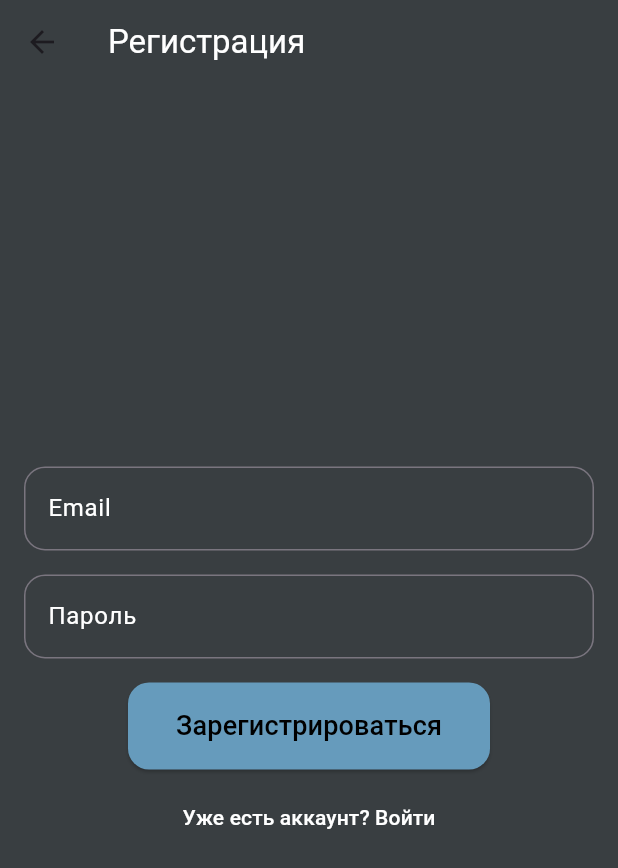
After one commit to bl1yk/PKS-FULL, a Flutter app: the screen it shows after launch, after a tap on "Нет аккаунта? Зарегистрируйтесь", on a phone screen of 412 x 824 dp. The commit adds this screen. Shown: the top 868 px of the screen. Run offline on Flutter 3.47's test engine with Material 3 defaults, Android fonts, the phone set to English and light mode, and no system bars; our stand-ins replace badges, dio, supabase_flutter; accounts and stored records are empty; network calls fail.

Commit message:
Commit 1

```diff
--- /dev/null
+++ b/lib/api/supabase_service.dart
@@ -0,0 +1,17 @@
+import 'package:supabase_flutter/supabase_flutter.dart';
+
+class SupabaseService {
+  static final SupabaseService _instance = SupabaseService._internal();
+  factory SupabaseService() => _instance;
+
+  SupabaseService._internal();
+
+  Future<void> initialize() async {
+    await Supabase.initialize(
+      url: 'https://xijqnaivowednometnrb.supabase.co',
+      anonKey: 'eyJhbGciOiJIUzI1NiIsInR5cCI6IkpXVCJ9.eyJpc3MiOiJzdXBhYmFzZSIsInJlZiI6InhpanFuYWl2b3dlZG5vbWV0bnJiIiwicm9sZSI6ImFub24iLCJpYXQiOjE3MzQ3OTMzMTksImV4cCI6MjA1MDM2OTMxOX0.2MFFDffcyaQwwdbW97O3So-HLTn2IWONoGOObcb6LV8',
+    );
+  }
+
+  SupabaseClient get client => Supabase.instance.client;
+}
--- a/lib/main.dart
+++ b/lib/main.dart
@@ -2,11 +2,16 @@ import 'package:flutter/material.dart';
 import 'package:full_proj_pks/components/b_nav_bar.dart';
 import 'package:full_proj_pks/models/cart_manager.dart';
 import 'package:full_proj_pks/models/favorite_manager.dart';
-import 'package:full_proj_pks/models/cart_manager.dart';
 import 'package:full_proj_pks/models/product_manager.dart';
 import 'package:provider/provider.dart';
+import 'package:supabase_flutter/supabase_flutter.dart';
+import 'package:full_proj_pks/api//supabase_service.dart';
+import 'package:full_proj_pks/pages/auth_page.dart';
 
-void main() {
+void main() async {
+  WidgetsFlutterBinding.ensureInitialized();
+  await SupabaseService().initialize();
+
   runApp(
     MultiProvider(
       providers: [
@@ -25,13 +30,35 @@ class MyApp extends StatelessWidget {
   @override
   Widget build(BuildContext context) {
     return MaterialApp(
-      title: 'VINYL STORE',
+      title: 'Flutter Demo',
       theme: ThemeData(
         colorScheme: ColorScheme.fromSeed(seedColor: Colors.deepPurple),
         useMaterial3: true,
       ),
-      home: const BNavBar(),
+      home: const AuthChecker(),
       debugShowCheckedModeBanner: false,
     );
   }
 }
+
+class AuthChecker extends StatelessWidget {
+  const AuthChecker({super.key});
+
+  @override
+  Widget build(BuildContext context) {
+    final supabase = SupabaseService().client;
+
+    return StreamBuilder<AuthState>(
+      stream: supabase.auth.onAuthStateChange,
+      builder: (context, snapshot) {
+        final session = snapshot.data?.session;
+
+        if (session != null) {
+          return const BNavBar();
+        } else {
+          return const AuthPage();
+        }
+      },
+    );
+  }
+}
--- /dev/null
+++ b/lib/pages/auth_page.dart
@@ -0,0 +1,134 @@
+import 'package:flutter/material.dart';
+import 'package:supabase_flutter/supabase_flutter.dart';
+import 'package:full_proj_pks/components/b_nav_bar.dart';
+import 'package:full_proj_pks/api/supabase_service.dart';
+import 'package:full_proj_pks/pages/register_page.dart';
+
+class AuthPage extends StatefulWidget {
+  const AuthPage({super.key});
+
+  @override
+  State<AuthPage> createState() => _AuthPageState();
+}
+
+class _AuthPageState extends State<AuthPage> {
+  final _emailController = TextEditingController();
+  final _passwordController = TextEditingController();
+  final _supabase = SupabaseService().client;
+
+  Future<void> _signIn() async {
+    final email = _emailController.text;
+    final password = _passwordController.text;
+
+    try {
+      final response = await _supabase.auth.signInWithPassword(
+        email: email,
+        password: password,
+      );
+
+      if (response.user != null) {
+        // Если авторизация успешна, переходим на главную страницу
+        Navigator.of(context).pushReplacement(
+          MaterialPageRoute(builder: (context) => const BNavBar()),
+        );
+      } else {
+        // Если пользователь не найден, показываем сообщение об ошибке
+        ScaffoldMessenger.of(context).showSnackBar(
+          const SnackBar(content: Text('Неверный email или пароль')),
+        );
+      }
+    } on AuthException catch (error) {
+      // Обрабатываем ошибки авторизации
+      ScaffoldMessenger.of(context).showSnackBar(
+        SnackBar(content: Text(error.message)),
+      );
+    } catch (error) {
+      // Обрабатываем другие ошибки
+      ScaffoldMessenger.of(context).showSnackBar(
+        SnackBar(content: Text('Произошла ошибка: ${error.toString()}')),
+      );
+    }
+  }
+
+  @override
+  Widget build(BuildContext context) {
+    return Scaffold(
+      backgroundColor: const Color.fromRGBO(57, 62, 65, 1), // Цвет фона страницы
+      appBar: AppBar(
+        backgroundColor: const Color.fromRGBO(57, 62, 65, 1), // Цвет AppBar
+        title: const Text(
+          'Авторизация',
+          style: TextStyle(color: Colors.white), // Цвет текста в AppBar
+        ),
+      ),
+      body: Padding(
+        padding: const EdgeInsets.all(16.0),
+        child: Column(
+          mainAxisAlignment: MainAxisAlignment.center,
+          children: [
+            TextField(
+              controller: _emailController,
+              style: const TextStyle(color: Colors.white), // Цвет текста в текстовом поле
+              decoration: InputDecoration(
+                border: OutlineInputBorder(
+                  borderRadius: BorderRadius.circular(14),
+                ),
+                hintText: "Введите email",
+                hintStyle: const TextStyle(color: Colors.white54), // Цвет подсказки
+                labelText: "Email",
+                labelStyle: const TextStyle(color: Colors.white), // Цвет метки
+              ),
+            ),
+            const SizedBox(height: 16),
+            TextField(
+              controller: _passwordController,
+              obscureText: true,
+              style: const TextStyle(color: Colors.white), // Цвет текста в текстовом поле
+              decoration: InputDecoration(
+                border: OutlineInputBorder(
+                  borderRadius: BorderRadius.circular(14),
+                ),
+                hintText: "Введите пароль",
+                hintStyle: const TextStyle(color: Colors.white54), // Цвет подсказки
+                labelText: "Пароль",
+                labelStyle: const TextStyle(color: Colors.white), // Цвет метки
+              ),
+            ),
+            const SizedBox(height: 16),
+            ElevatedButton(
+              onPressed: _signIn,
+              child: const Text(
+                'Войти',
+                style: TextStyle(
+                  fontSize: 18,
+                  color: Colors.black, // Цвет текста на кнопке
+                ),
+              ),
+              style: ElevatedButton.styleFrom(
+                backgroundColor: const Color.fromRGBO(102, 155, 188, 1), // Цвет кнопки
+                shape: RoundedRectangleBorder(
+                  borderRadius: BorderRadius.circular(14),
+                ),
+                padding: const EdgeInsets.symmetric(vertical: 16, horizontal: 32),
+              ),
+            ),
+            const SizedBox(height: 8),
+            TextButton(
+              onPressed: () {
+                Navigator.of(context).push(
+                  MaterialPageRoute(builder: (context) => const RegisterPage()),
+                );
+              },
+              child: const Text(
+                'Нет аккаунта? Зарегистрируйтесь',
+                style: TextStyle(
+                  color: Colors.white, // Цвет текста на кнопке
+                ),
+              ),
+            ),
+          ],
+        ),
+      ),
+    );
+  }
+}
--- /dev/null
+++ b/lib/pages/register_page.dart
@@ -0,0 +1,136 @@
+import 'package:flutter/material.dart';
+import 'package:supabase_flutter/supabase_flutter.dart';
+import 'package:full_proj_pks/api/supabase_service.dart';
+import 'package:full_proj_pks/pages/auth_page.dart';
+
+class RegisterPage extends StatefulWidget {
+  const RegisterPage({super.key});
+
+  @override
+  State<RegisterPage> createState() => _RegisterPageState();
+}
+
+class _RegisterPageState extends State<RegisterPage> {
+  final _emailController = TextEditingController();
+  final _passwordController = TextEditingController();
+  final _supabase = SupabaseService().client;
+
+  Future<void> _signUp() async {
+    final email = _emailController.text;
+    final password = _passwordController.text;
+
+    try {
+      // Попытка регистрации
+      final response = await _supabase.auth.signUp(
+        email: email,
+        password: password,
+      );
+
+      // Проверяем, есть ли пользователь в ответе
+      if (response.user != null) {
+        ScaffoldMessenger.of(context).showSnackBar(
+          const SnackBar(
+            content: Text('Регистрация прошла успешно. Проверьте вашу почту для подтверждения.'),
+          ),
+        );
+        Navigator.of(context).pop(); // Возвращаемся на страницу авторизации
+      } else {
+        ScaffoldMessenger.of(context).showSnackBar(
+          const SnackBar(content: Text('Произошла ошибка при регистрации.')),
+        );
+      }
+    } on AuthException catch (error) {
+      // Обрабатываем ошибки авторизации
+      ScaffoldMessenger.of(context).showSnackBar(
+        SnackBar(content: Text(error.message)),
+      );
+    } catch (error) {
+      // Обрабатываем другие ошибки
+      ScaffoldMessenger.of(context).showSnackBar(
+        SnackBar(content: Text('Произошла ошибка: ${error.toString()}')),
+      );
+    }
+  }
+
+  @override
+  Widget build(BuildContext context) {
+    return Scaffold(
+      backgroundColor: const Color.fromRGBO(57, 62, 65, 1), // Цвет фона страницы
+      appBar: AppBar(
+        backgroundColor: const Color.fromRGBO(57, 62, 65, 1), // Цвет AppBar
+        title: const Text(
+          'Регистрация',
+          style: TextStyle(color: Colors.white), // Цвет текста в AppBar
+        ),
+      ),
+      body: Padding(
+        padding: const EdgeInsets.all(16.0),
+        child: Column(
+          mainAxisAlignment: MainAxisAlignment.center,
+          children: [
+            TextField(
+              controller: _emailController,
+              style: const TextStyle(color: Colors.white), // Цвет текста в текстовом поле
+              decoration: InputDecoration(
+                border: OutlineInputBorder(
+                  borderRadius: BorderRadius.circular(14),
+                ),
+                hintText: "Введите email",
+                hintStyle: const TextStyle(color: Colors.white54), // Цвет подсказки
+                labelText: "Email",
+                labelStyle: const TextStyle(color: Colors.white), // Цвет метки
+              ),
+            ),
+            const SizedBox(height: 16),
+            TextField(
+              controller: _passwordController,
+              obscureText: true,
+              style: const TextStyle(color: Colors.white), // Цвет текста в текстовом поле
+              decoration: InputDecoration(
+                border: OutlineInputBorder(
+                  borderRadius: BorderRadius.circular(14),
+                ),
+                hintText: "Введите пароль",
+                hintStyle: const TextStyle(color: Colors.white54), // Цвет подсказки
+                labelText: "Пароль",
+                labelStyle: const TextStyle(color: Colors.white), // Цвет метки
+              ),
+            ),
+            const SizedBox(height: 16),
+            ElevatedButton(
+              onPressed: _signUp,
+              child: const Text(
+                'Зарегистрироваться',
+                style: TextStyle(
+                  fontSize: 18,
+                  color: Colors.black, // Цвет текста на кнопке
+                ),
+              ),
+              style: ElevatedButton.styleFrom(
+                backgroundColor: const Color.fromRGBO(102, 155, 188, 1), // Цвет кнопки
+                shape: RoundedRectangleBorder(
+                  borderRadius: BorderRadius.circular(14),
+                ),
+                padding: const EdgeInsets.symmetric(vertical: 16, horizontal: 32),
+              ),
+            ),
+            const SizedBox(height: 8),
+            TextButton(
+              onPressed: () {
+                Navigator.of(context).push(
+                  MaterialPageRoute(builder: (context) => const AuthPage()),
+                );
+              },
+              child: const Text(
+                'Уже есть аккаунт? Войти',
+                style: TextStyle(
+                  color: Colors.white, // Цвет текста на кнопке
+                ),
+              ),
+            ),
+          ],
+        ),
+      ),
+    );
+  }
+}
--- a/pubspec.yaml
+++ b/pubspec.yaml
@@ -39,6 +39,7 @@ dependencies:
   provider: ^6.1.2
   badges: ^3.1.2
   dio: ^5.7.0
+  supabase_flutter: ^2.8.1
 
 dev_dependencies:
   flutter_test:
```
Also changed, not shown: lib/pages/profile.dart (+49 -2 lines), pubspec.lock, 2 other files.
